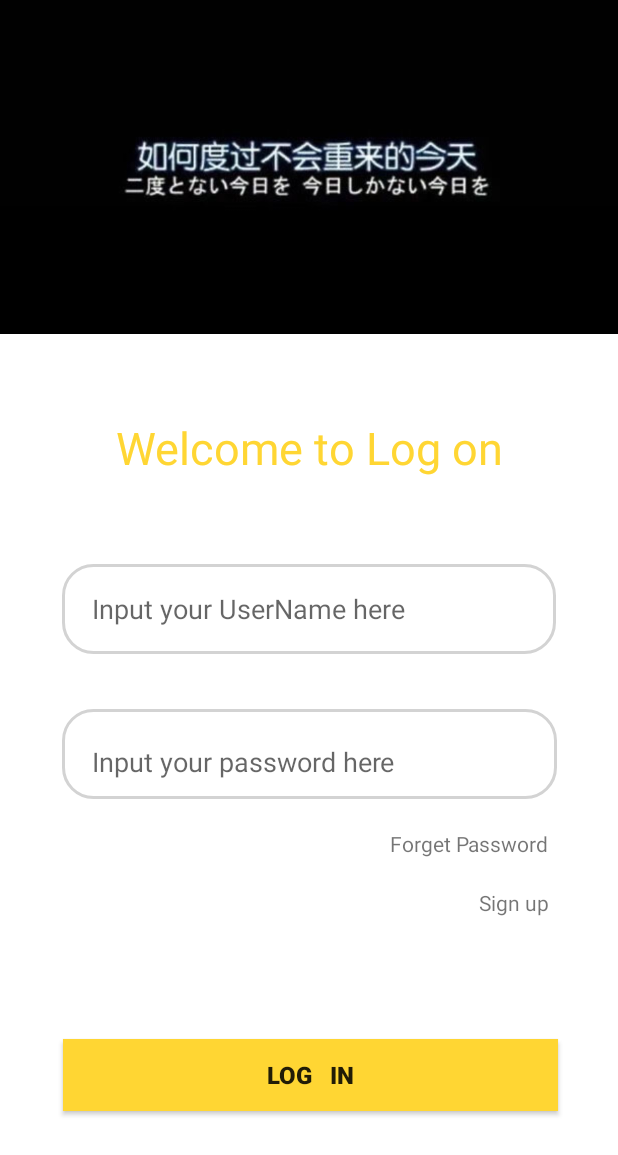
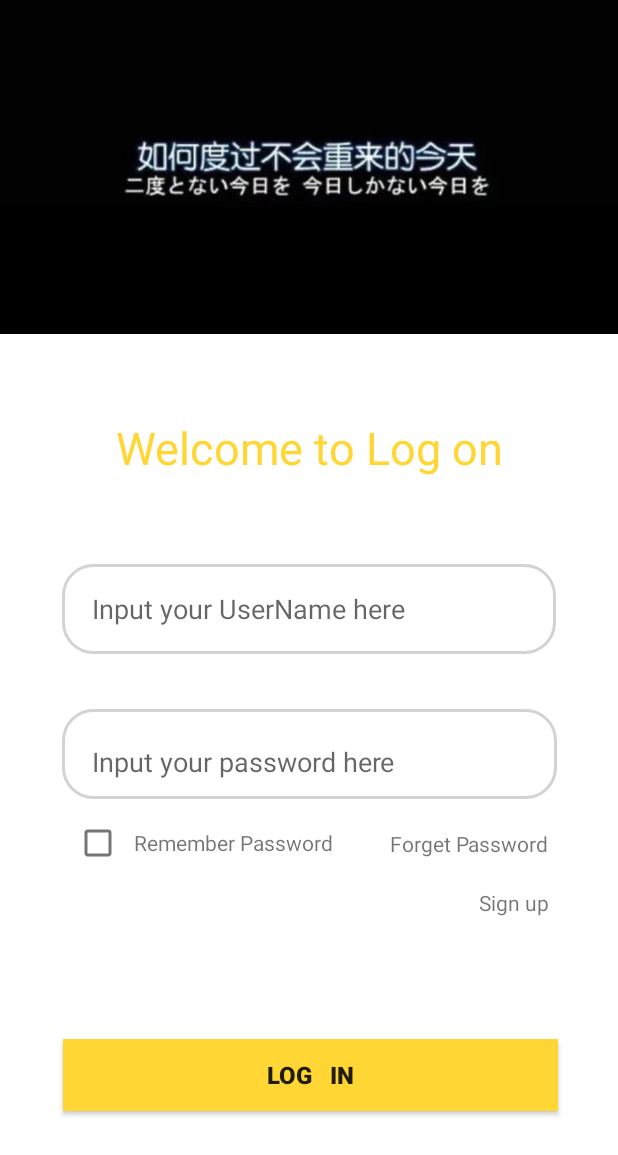
Before and after one commit to Changliting-letty/NotesApp, an Android app: the screen it shows after launch (LoginActivity), on a phone screen of 412 x 824 dp. Shown: the top 1155 px of the screen. Run offline under Robolectric (Android 15) with nearby library versions, the phone set to English and light mode, and no system bars.

Commit message:
添加记住密码功能

```diff
--- a/app/src/main/res/layout/activity_login.xml
+++ b/app/src/main/res/layout/activity_login.xml
@@ -118,6 +118,26 @@
         app:layout_constraintVertical_bias="0.893"
         app:layout_constraintWidth_percent=".8" />
 
+    <LinearLayout
+        android:orientation="horizontal"
+        android:layout_width="wrap_content"
+        android:layout_height="wrap_content"
+        android:layout_marginTop="5dp"
+         app:layout_constraintBottom_toBottomOf="parent"
+          app:layout_constraintStart_toStartOf="@+id/password"
+           app:layout_constraintTop_toBottomOf="@+id/password"
+           app:layout_constraintVertical_bias="0.0"
+           app:layout_constraintWidth_percent=".8" >
+        <CheckBox
+            android:id="@+id/rememberPass"
+            android:layout_width="wrap_content"
+            android:layout_height="wrap_content"/>
+        <TextView
+            android:text="Remember Password"
+            android:layout_width="wrap_content"
+            android:layout_height="wrap_content"/>
+
+    </LinearLayout>
     <TextView
     android:id="@+id/tv2"
     android:layout_width="wrap_content"
```
Also changed, not shown: app/src/main/java/com/lettytrain/notesapp/LoginActivity.kt (+25 -0 lines). Lines whose indentation alone changed are shown as unchanged.
